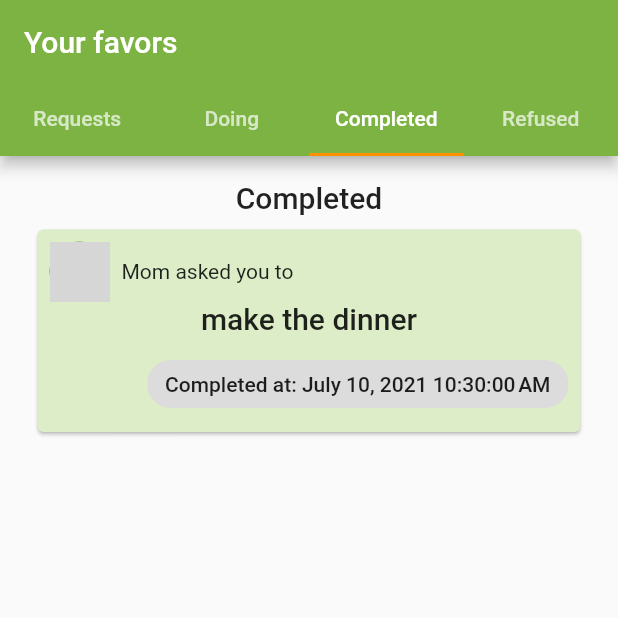
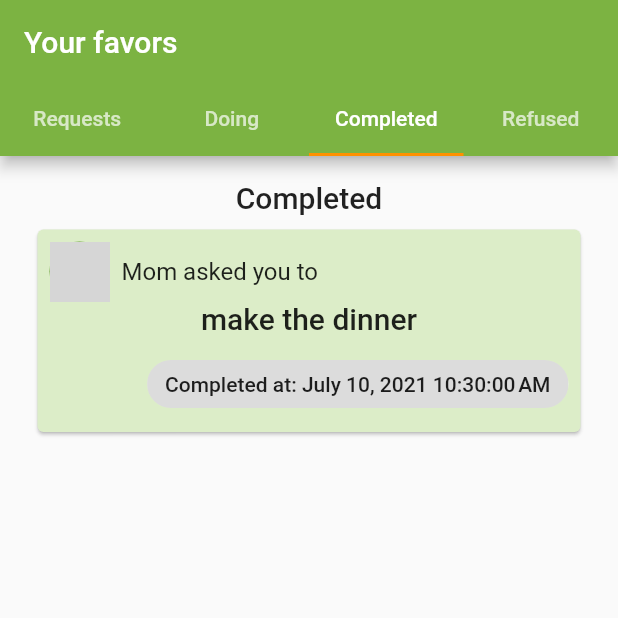
Before and after one commit to RyouMon/FavorManagerApp, a Flutter app: the screen it shows after launch, tab 3 chosen, on a phone screen of 412 x 824 dp, the top half of it. Run offline on Flutter 3.47's test engine with Material 2 defaults, Android fonts, the phone set to English and light mode, and no system bars; our stand-ins replace datetime_picker_formfield; network calls fail; grey boxes are pictures that could not be loaded.

Commit message:
refactor: styling card header

```diff
--- a/lib/main.dart
+++ b/lib/main.dart
@@ -184,7 +184,7 @@ class FavorCardItem extends StatelessWidget {
         padding: EdgeInsets.all(8.0),
         child: Column(
           children: <Widget>[
-            _itemHeader(favor),
+            _itemHeader(context, favor),
             Text(favor.description, style: bodyStyle),
             _itemFooter(context, favor),
           ],
@@ -193,7 +193,9 @@ class FavorCardItem extends StatelessWidget {
     );
   }
 
-  Row _itemHeader(Favor favor) {
+  Row _itemHeader(BuildContext context, Favor favor) {
+    final headerStyle = Theme.of(context).textTheme.subtitle1;
+
     return Row(
       children: <Widget>[
         CircleAvatar(
@@ -204,7 +206,10 @@ class FavorCardItem extends StatelessWidget {
         Expanded(
             child: Padding(
           padding: EdgeInsets.only(left: 8.0),
-          child: Text("${favor.friend.name} asked you to"),
+          child: Text(
+            "${favor.friend.name} asked you to",
+            style: headerStyle,
+          ),
         ))
       ],
     );
```
